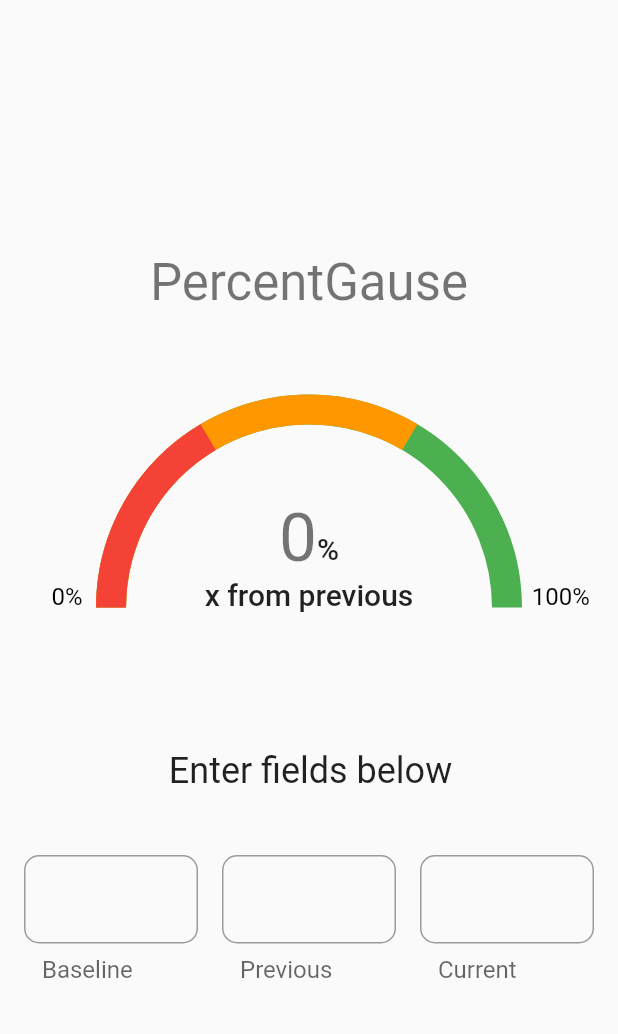
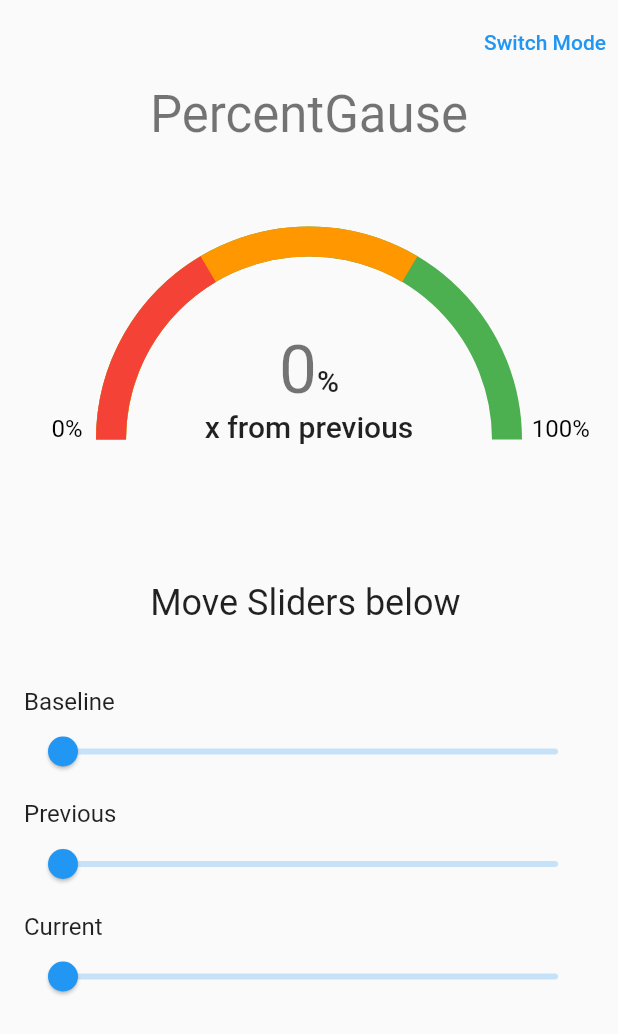
Before and after one commit to casa98/gause-ui, a Flutter app: the screen it shows after launch, on a phone screen of 412 x 824 dp. Shown: the top 1034 px of the screen. Run offline on Flutter 3.47's test engine with Material 2 defaults, Android fonts, the phone set to English and light mode, and no system bars.

Commit message:
Add new way to manage markers

```diff
--- a/lib/screens/home_page.dart
+++ b/lib/screens/home_page.dart
@@ -1,5 +1,3 @@
-import 'dart:developer';
-
 import 'package:flutter/material.dart';
 import 'package:flutter/services.dart';
 import 'package:gauge_ui/widget/custom_text_field.dart';
@@ -17,6 +15,11 @@ class _HomePageState extends State<HomePage> {
   late final TextEditingController baselineController;
   late final TextEditingController currentController;
   late final TextEditingController previousController;
+
+  int baselineValue = 0;
+  int currentValue = 0;
+  int previousValue = 0;
+  bool usingTextfields = false;
 
   @override
   void initState() {
@@ -40,8 +43,26 @@ class _HomePageState extends State<HomePage> {
           if (!currentFocus.hasPrimaryFocus) currentFocus.unfocus();
         },
         child: Scaffold(
-          body: Center(
-            child: SingleChildScrollView(
+          appBar: AppBar(
+            backgroundColor: Theme.of(context).scaffoldBackgroundColor,
+            elevation: 0.0,
+            actions: [
+              TextButton(
+                onPressed: () {
+                  baselineController.clear();
+                  baselineValue = 0;
+                  previousController.clear();
+                  previousValue = 0;
+                  currentController.clear();
+                  currentValue = 0;
+
+                  setState(() => usingTextfields = !usingTextfields);
+                },
+                child: const Text('Switch Mode'),
+              ),
+            ],
+          ),
+          body: SingleChildScrollView(
             physics: const BouncingScrollPhysics(),
             child: Column(
               crossAxisAlignment: CrossAxisAlignment.center,
@@ -71,10 +92,12 @@ class _HomePageState extends State<HomePage> {
                       ? 0
                       : int.parse(currentController.text),
                   showCurrentMarker: currentController.text.isNotEmpty,
+                  usingTextfields: usingTextfields,
                 ),
                 Padding(
                   padding: const EdgeInsets.symmetric(horizontal: 16.0),
-                    child: Row(
+                  child: usingTextfields
+                      ? Row(
                           children: [
                             Expanded(
                               child: CustomTextField(
@@ -98,6 +121,45 @@ class _HomePageState extends State<HomePage> {
                               ),
                             ),
                           ],
+                        )
+                      : Column(
+                          crossAxisAlignment: CrossAxisAlignment.start,
+                          children: [
+                            Text(
+                              'Baseline',
+                              style: Theme.of(context).textTheme.subtitle1,
+                            ),
+                            Slider.adaptive(
+                              value: baselineValue.toDouble(),
+                              onChanged: (value) {
+                                setState(() => baselineValue = value.toInt());
+                                baselineController.text =
+                                    value.toInt().toString();
+                              },
+                              min: 0,
+                              max: 100,
+                              divisions: 100,
+                            ),
+                            const SizedBox(height: 8.0),
+                            Text(
+                              'Previous',
+                              style: Theme.of(context).textTheme.subtitle1,
+                            ),
+                            Slider.adaptive(
+                              value: previousValue.toDouble(),
+                              onChanged: (value) {
+                                setState(() => previousValue = value.toInt());
+                                previousController.text =
+                                    value.toInt().toString();
+                              },
+                              min: 0,
+                              max: 100,
+                              divisions: 100,
+                            ),
+                            const SizedBox(height: 8.0),
+                            subtitleWidget(context),
+                            sliderWidget(),
+                          ],
                         ),
                 ),
               ],
@@ -105,7 +167,26 @@ class _HomePageState extends State<HomePage> {
           ),
         ),
       ),
-      ),
+    );
+  }
+
+  Text subtitleWidget(BuildContext context) {
+    return Text(
+      'Current',
+      style: Theme.of(context).textTheme.subtitle1,
+    );
+  }
+
+  Slider sliderWidget() {
+    return Slider.adaptive(
+      value: currentValue.toDouble(),
+      onChanged: (value) {
+        setState(() => currentValue = value.toInt());
+        currentController.text = value.toInt().toString();
+      },
+      min: 0,
+      max: 100,
+      divisions: 100,
     );
   }
 }
--- a/lib/widget/gause_widget.dart
+++ b/lib/widget/gause_widget.dart
@@ -50,6 +50,7 @@ class CustomGauge extends StatefulWidget {
   final bool showPreviousMarker;
   final bool showCurrentMarker;
   final bool showMarkers;
+  final bool usingTextfields;
 
   @override
   _CustomGaugeState createState() => _CustomGaugeState();
@@ -69,6 +70,7 @@ class CustomGauge extends StatefulWidget {
     this.showPreviousMarker = false,
     this.showCurrentMarker = false,
     this.showMarkers = true,
+    this.usingTextfields = true,
   }) : super(key: key);
 }
 
@@ -216,11 +218,10 @@ class _CustomGaugeState extends State<CustomGauge> {
           ),
           Positioned(
             top: 260,
-            width: 200,
             right: 64,
             child: Center(
               child: Text(
-                'Enter fields below',
+                '${widget.usingTextfields ? 'Enter fields' : 'Move Sliders'} below',
                 style: Theme.of(context).textTheme.headline5,
               ),
             ),
```
Lines whose indentation alone changed are shown as unchanged.
